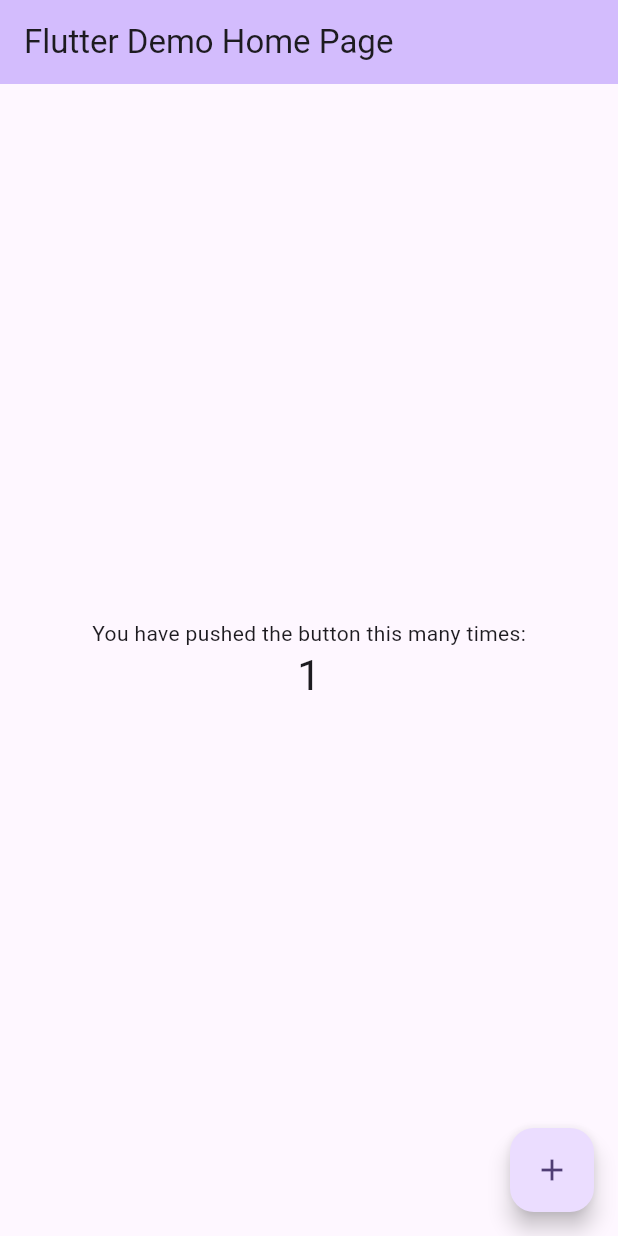
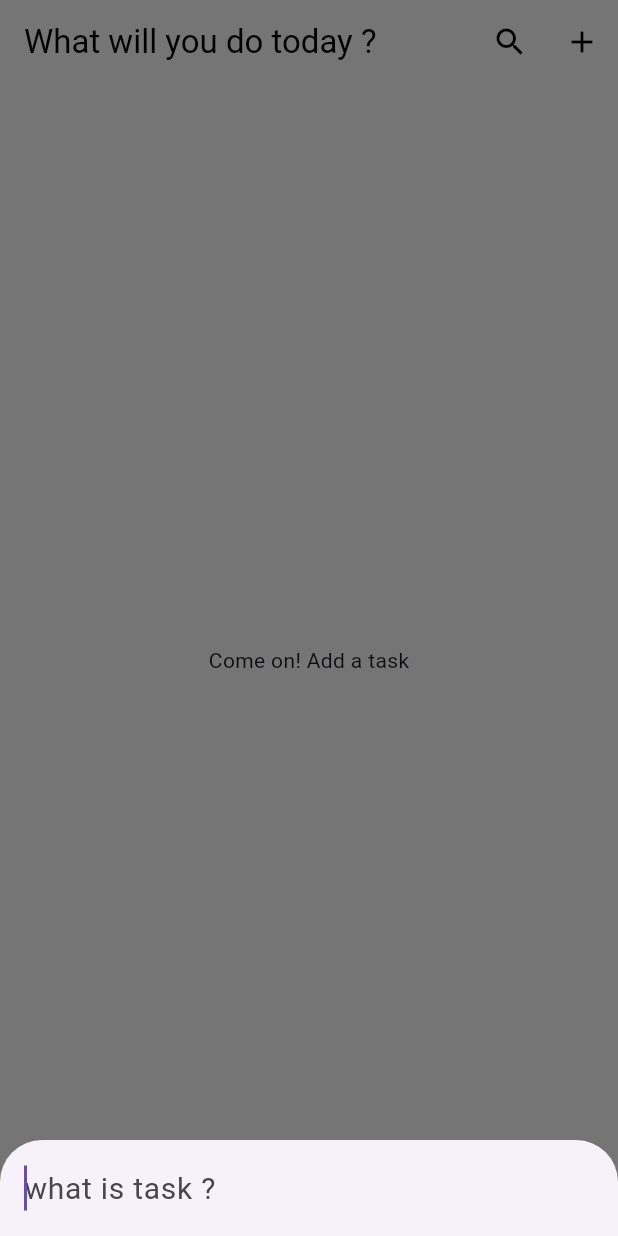
Before and after one commit to suleymanharbelioglu/Todo_List, a Flutter app: the screen it shows after launch, after a tap on the "add" icon, on a phone screen of 412 x 824 dp. Run offline on Flutter 3.47's test engine with Material 3 defaults, Android fonts, the phone set to English and light mode, and no system bars; our stand-ins replace easy_localization, flutter_datetime_picker_plus, get_it, hive, hive_flutter; accounts and stored records are empty.

Commit message:
project file added

```diff
--- /dev/null
+++ b/lib/data/data_storage.dart
@@ -0,0 +1,53 @@
+import 'package:hive/hive.dart';
+import 'package:to_do_list/models/task_model.dart';
+
+abstract class LocalStorage {
+  Future<void> addTask({required Task task});
+  Future<bool> deleteTask({required Task task});
+  Future<Task?> getTask({required String id});
+  Future<List<Task>> getAllTask();
+
+  Future<Task> updataTask({required Task task});
+}
+
+class HiveLocalStorage extends LocalStorage {
+  late Box<Task> _taskBox;
+  HiveLocalStorage() {
+    _taskBox = Hive.box<Task>("tasks");
+  }
+  @override
+  Future<void> addTask({required Task task}) async {
+    await _taskBox.put(task.id, task);
+  }
+
+  @override
+  Future<bool> deleteTask({required Task task}) async {
+    await task.delete();
+    return true;
+  }
+
+  @override
+  Future<List<Task>> getAllTask() async {
+    List<Task> _allTasks = <Task>[];
+    _allTasks = _taskBox.values.toList();
+    if (_allTasks.isNotEmpty) {
+      _allTasks.sort((Task a, Task b) => b.createdAt.compareTo(a.createdAt));
+    }
+    return _allTasks;
+  }
+
+  @override
+  Future<Task?> getTask({required String id}) async {
+    if (_taskBox.containsKey(id)) {
+      return _taskBox.get(id);
+    } else {
+      return null;
+    }
+  }
+
+  @override
+  Future<Task> updataTask({required Task task}) async {
+    await task.save();
+    return task;
+  }
+}
--- a/lib/main.dart
+++ b/lib/main.dart
@@ -1,125 +1,65 @@
+import 'package:easy_localization/easy_localization.dart';
 import 'package:flutter/material.dart';
+import 'package:flutter/services.dart';
+import 'package:get_it/get_it.dart';
+import 'package:hive_flutter/adapters.dart';
+import 'package:to_do_list/models/task_model.dart';
+import 'package:to_do_list/pages/home_page.dart';
 
-void main() {
-  runApp(const MyApp());
+import 'data/data_storage.dart';
+
+final locator = GetIt.instance;
+void setup() {
+  locator.registerSingleton<LocalStorage>(HiveLocalStorage());
+}
+
+Future<void> setupHive() async {
+  await Hive.initFlutter();
+  Hive.registerAdapter(TaskAdapter());
+  var taskBox = await Hive.openBox<Task>("tasks");
+  for (var task in taskBox.values) {
+    if (task.createdAt.day != DateTime.now().day) {
+      taskBox.delete(task.id);
+    }
+  }
+}
+
+Future<void> main() async {
+  WidgetsFlutterBinding.ensureInitialized();
+  await EasyLocalization.ensureInitialized();
+  SystemChrome.setSystemUIOverlayStyle(
+    SystemUiOverlayStyle(statusBarColor: Colors.transparent),
+  );
+  await setupHive();
+  setup();
+  runApp(
+    EasyLocalization(
+        supportedLocales: [Locale('en', 'US'), Locale('tr', 'TR')],
+        path: 'assets/translations',
+        fallbackLocale: Locale('en', 'US'),
+        child: MyApp()),
+  );
 }
 
 class MyApp extends StatelessWidget {
   const MyApp({super.key});
 
-  // This widget is the root of your application.
   @override
   Widget build(BuildContext context) {
     return MaterialApp(
+      localizationsDelegates: context.localizationDelegates,
+      supportedLocales: context.supportedLocales,
+      locale: context.deviceLocale,
+      debugShowCheckedModeBanner: false,
+      theme: ThemeData(
+          primarySwatch: Colors.blue,
+          appBarTheme: AppBarTheme(
+            elevation: 0,
+            backgroundColor: Colors.white,
+            iconTheme: IconThemeData(color: Colors.black),
+          )),
       title: 'Flutter Demo',
-      theme: ThemeData(
-        // This is the theme of your application.
-        //
-        // TRY THIS: Try running your application with "flutter run". You'll see
-        // the application has a purple toolbar. Then, without quitting the app,
-        // try changing the seedColor in the colorScheme below to Colors.green
-        // and then invoke "hot reload" (save your changes or press the "hot
-        // reload" button in a Flutter-supported IDE, or press "r" if you used
-        // the command line to start the app).
-        //
-        // Notice that the counter didn't reset back to zero; the application
-        // state is not lost during the reload. To reset the state, use hot
-        // restart instead.
-        //
-        // This works for code too, not just values: Most code changes can be
-        // tested with just a hot reload.
-        colorScheme: ColorScheme.fromSeed(seedColor: Colors.deepPurple),
-        useMaterial3: true,
-      ),
-      home: const MyHomePage(title: 'Flutter Demo Home Page'),
+      home: HomePage(),
     );
   }
 }
-
-class MyHomePage extends StatefulWidget {
-  const MyHomePage({super.key, required this.title});
-
-  // This widget is the home page of your application. It is stateful, meaning
-  // that it has a State object (defined below) that contains fields that affect
-  // how it looks.
-
-  // This class is the configuration for the state. It holds the values (in this
-  // case the title) provided by the parent (in this case the App widget) and
-  // used by the build method of the State. Fields in a Widget subclass are
-  // always marked "final".
-
-  final String title;
-
-  @override
-  State<MyHomePage> createState() => _MyHomePageState();
-}
-
-class _MyHomePageState extends State<MyHomePage> {
-  int _counter = 0;
-
-  void _incrementCounter() {
-    setState(() {
-      // This call to setState tells the Flutter framework that something has
-      // changed in this State, which causes it to rerun the build method below
-      // so that the display can reflect the updated values. If we changed
-      // _counter without calling setState(), then the build method would not be
-      // called again, and so nothing would appear to happen.
-      _counter++;
-    });
-  }
-
-  @override
-  Widget build(BuildContext context) {
-    // This method is rerun every time setState is called, for instance as done
-    // by the _incrementCounter method above.
-    //
-    // The Flutter framework has been optimized to make rerunning build methods
-    // fast, so that you can just rebuild anything that needs updating rather
-    // than having to individually change instances of widgets.
-    return Scaffold(
-      appBar: AppBar(
-        // TRY THIS: Try changing the color here to a specific color (to
-        // Colors.amber, perhaps?) and trigger a hot reload to see the AppBar
-        // change color while the other colors stay the same.
-        backgroundColor: Theme.of(context).colorScheme.inversePrimary,
-        // Here we take the value from the MyHomePage object that was created by
-        // the App.build method, and use it to set our appbar title.
-        title: Text(widget.title),
-      ),
-      body: Center(
-        // Center is a layout widget. It takes a single child and positions it
-        // in the middle of the parent.
-        child: Column(
-          // Column is also a layout widget. It takes a list of children and
-          // arranges them vertically. By default, it sizes itself to fit its
-          // children horizontally, and tries to be as tall as its parent.
-          //
-          // Column has various properties to control how it sizes itself and
-          // how it positions its children. Here we use mainAxisAlignment to
-          // center the children vertically; the main axis here is the vertical
-          // axis because Columns are vertical (the cross axis would be
-          // horizontal).
-          //
-          // TRY THIS: Invoke "debug painting" (choose the "Toggle Debug Paint"
-          // action in the IDE, or press "p" in the console), to see the
-          // wireframe for each widget.
-          mainAxisAlignment: MainAxisAlignment.center,
-          children: <Widget>[
-            const Text(
-              'You have pushed the button this many times:',
-            ),
-            Text(
-              '$_counter',
-              style: Theme.of(context).textTheme.headlineMedium,
-            ),
-          ],
-        ),
-      ),
-      floatingActionButton: FloatingActionButton(
-        onPressed: _incrementCounter,
-        tooltip: 'Increment',
-        child: const Icon(Icons.add),
-      ), // This trailing comma makes auto-formatting nicer for build methods.
-    );
-  }
-}
--- /dev/null
+++ b/lib/models/task_model.dart
@@ -0,0 +1,25 @@
+import 'package:hive/hive.dart';
+import 'package:uuid/uuid.dart';
+part 'task_model.g.dart';
+
+@HiveType(typeId: 1)
+class Task extends HiveObject {
+  @HiveField(0)
+  final String id;
+  @HiveField(1)
+  String name;
+  @HiveField(2)
+  final DateTime createdAt;
+  @HiveField(3)
+  bool isCompleted;
+
+  Task(
+      {required this.id,
+      required this.name,
+      required this.createdAt,
+      required this.isCompleted});
+  factory Task.create({required String name, required DateTime createdAt}) {
+    return Task(
+        id: Uuid().v1(), name: name, createdAt: createdAt, isCompleted: false);
+  }
+}
--- /dev/null
+++ b/lib/pages/home_page.dart
@@ -0,0 +1,143 @@
+import 'package:easy_localization/easy_localization.dart';
+import 'package:flutter/material.dart';
+import 'package:flutter_datetime_picker_plus/flutter_datetime_picker_plus.dart';
+import 'package:to_do_list/data/data_storage.dart';
+import 'package:to_do_list/helper/translation_helper.dart';
+import 'package:to_do_list/main.dart';
+import 'package:to_do_list/models/task_model.dart';
+import 'package:to_do_list/widgets/custom_search_delgate.dart';
+import 'package:to_do_list/widgets/task_list_item.dart';
+
+class HomePage extends StatefulWidget {
+  const HomePage({super.key});
+
+  @override
+  State<HomePage> createState() => _HomePageState();
+}
+
+class _HomePageState extends State<HomePage> {
+  late List<Task> _allTasks;
+  late LocalStorage _localStorage;
+  @override
+  void initState() {
+    super.initState();
+    _localStorage = locator<LocalStorage>();
+    _allTasks = <Task>[];
+    _getAllTaskFromDb();
+  }
+
+  @override
+  Widget build(BuildContext context) {
+    return Scaffold(
+      backgroundColor: Colors.white,
+      appBar: AppBar(
+        title: GestureDetector(
+          onTap: () {
+            _showAddTaskBottomSheet(context);
+          },
+          child: Text(
+            "title",
+            style: TextStyle(color: Colors.black),
+          ).tr(),
+        ),
+        centerTitle: false,
+        actions: [
+          IconButton(
+            onPressed: () {
+              _showSearchPage();
+            },
+            icon: Icon(Icons.search),
+          ),
+          IconButton(
+            onPressed: () {
+              _showAddTaskBottomSheet(context);
+            },
+            icon: Icon(Icons.add),
+          ),
+        ],
+      ),
+      body: _allTasks.isNotEmpty
+          ? ListView.builder(
+              itemCount: _allTasks.length,
+              itemBuilder: (context, index) {
+                var _oAnkiListeElemani = _allTasks[index];
+                return Dismissible(
+                  background: Row(
+                    mainAxisAlignment: MainAxisAlignment.center,
+                    children: [
+                      Icon(
+                        Icons.delete,
+                        color: Colors.grey,
+                      ),
+                      SizedBox(width: 8),
+                      Text("remove_task").tr(),
+                    ],
+                  ),
+                  key: Key(_oAnkiListeElemani.id),
+                  onDismissed: (direction) async {
+                    _allTasks.removeAt(index);
+                    await _localStorage.deleteTask(task: _oAnkiListeElemani);
+                    setState(() {});
+                  },
+                  child: TaskItem(task: _oAnkiListeElemani),
+                );
+              },
+            )
+          : Center(
+              child: Text("empty_task_list").tr(),
+            ),
+    );
+  }
+
+  void _showAddTaskBottomSheet(BuildContext context) {
+    showModalBottomSheet(
+      context: context,
+      builder: (context) {
+        return Container(
+          padding:
+              EdgeInsets.only(bottom: MediaQuery.of(context).viewInsets.bottom),
+          width: MediaQuery.of(context).size.width,
+          child: ListTile(
+            title: TextField(
+              autofocus: true,
+              style: TextStyle(fontSize: 20),
+              decoration: InputDecoration(
+                hintText: "add_task".tr(),
+                border: InputBorder.none,
+              ),
+              onSubmitted: (value) {
+                print(value);
+                Navigator.of(context).pop();
+                if (value.length > 3) {
+                  DatePicker.showTimePicker(
+                    locale: TranslationHelper.getDeviceLanguage(context),
+                    context,
+                    showSecondsColumn: false,
+                    onConfirm: (time) async {
+                      var yeniEklenecekGorev =
+                          Task.create(name: value, createdAt: time);
+                      _allTasks.insert(0, yeniEklenecekGorev);
+                      await _localStorage.addTask(task: yeniEklenecekGorev);
+                      setState(() {});
+                    },
+                  );
+                }
+              },
+            ),
+          ),
+        );
+      },
+    );
+  }
+
+  Future<void> _getAllTaskFromDb() async {
+    _allTasks = await _localStorage.getAllTask();
+    setState(() {});
+  }
+
+  Future<void> _showSearchPage() async {
+    await showSearch(
+        context: context, delegate: CustomSearchDelgate(allTask: _allTasks));
+    _getAllTaskFromDb();
+  }
+}
```
Also changed, not shown: assets/translations/en-US.json (added, +7 -0 lines), assets/translations/tr-TR.json (added, +7 -0 lines), lib/helper/translation_helper.dart (added, +16 -0 lines), lib/widgets/custom_search_delgate.dart (added, +79 -0 lines), lib/widgets/task_list_item.dart (added, +86 -0 lines), pubspec.yaml (+11 -4 lines), lib/models/task_model.g.dart (added), pubspec.lock, 1 other file.
